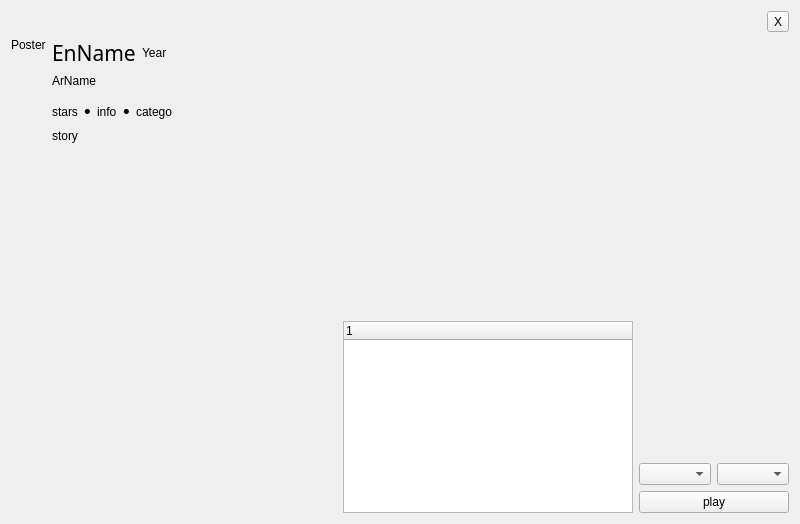
Qt form ui/main.ui (hasanpasha/QtCinemana) before a commit.
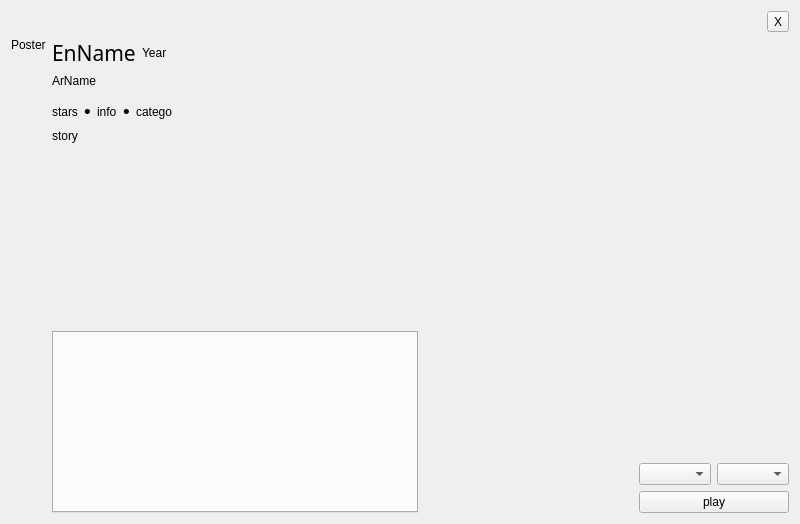
The same form after that commit. The open tabs and pages were chosen to show the change.

What changed in the file:
```diff
--- a/ui/main.ui
+++ b/ui/main.ui
@@ -443,25 +443,10 @@
                 <item>
                  <layout class="QHBoxLayout" name="horizontalLayout_9">
                   <item>
-                   <spacer name="horizontalSpacer_5">
-                    <property name="orientation">
-                     <enum>Qt::Horizontal</enum>
+                   <widget class="QTabWidget" name="tbepisodes">
+                    <property name="currentIndex">
+                     <number>-1</number>
                     </property>
-                    <property name="sizeHint" stdset="0">
-                     <size>
-                      <width>40</width>
-                      <height>20</height>
-                     </size>
-                    </property>
-                   </spacer>
-                  </item>
-                  <item>
-                   <widget class="QTreeWidget" name="twepisodes">
-                    <column>
-                     <property name="text">
-                      <string notr="true">1</string>
-                     </property>
-                    </column>
                    </widget>
                   </item>
                   <item>
@@ -480,6 +465,23 @@
                      </spacer>
                     </item>
                     <item>
+                     <layout class="QHBoxLayout" name="horizontalLayout_6">
+                      <item>
+                       <spacer name="horizontalSpacer_4">
+                        <property name="orientation">
+                         <enum>Qt::Horizontal</enum>
+                        </property>
+                        <property name="sizeHint" stdset="0">
+                         <size>
+                          <width>40</width>
+                          <height>20</height>
+                         </size>
+                        </property>
+                       </spacer>
+                      </item>
+                      <item>
+                       <layout class="QVBoxLayout" name="verticalLayout_14">
+                        <item>
                      <layout class="QHBoxLayout" name="horizontalLayout_10">
                       <item>
                        <widget class="QComboBox" name="coqual"/>
@@ -495,6 +497,10 @@
                        <string>play</string>
                       </property>
                      </widget>
+                        </item>
+                       </layout>
+                      </item>
+                     </layout>
                     </item>
                    </layout>
                   </item>
```
Left out of the diff: 11 changed lines with no effect on the pictures. Lines whose indentation alone changed are shown as unchanged.
